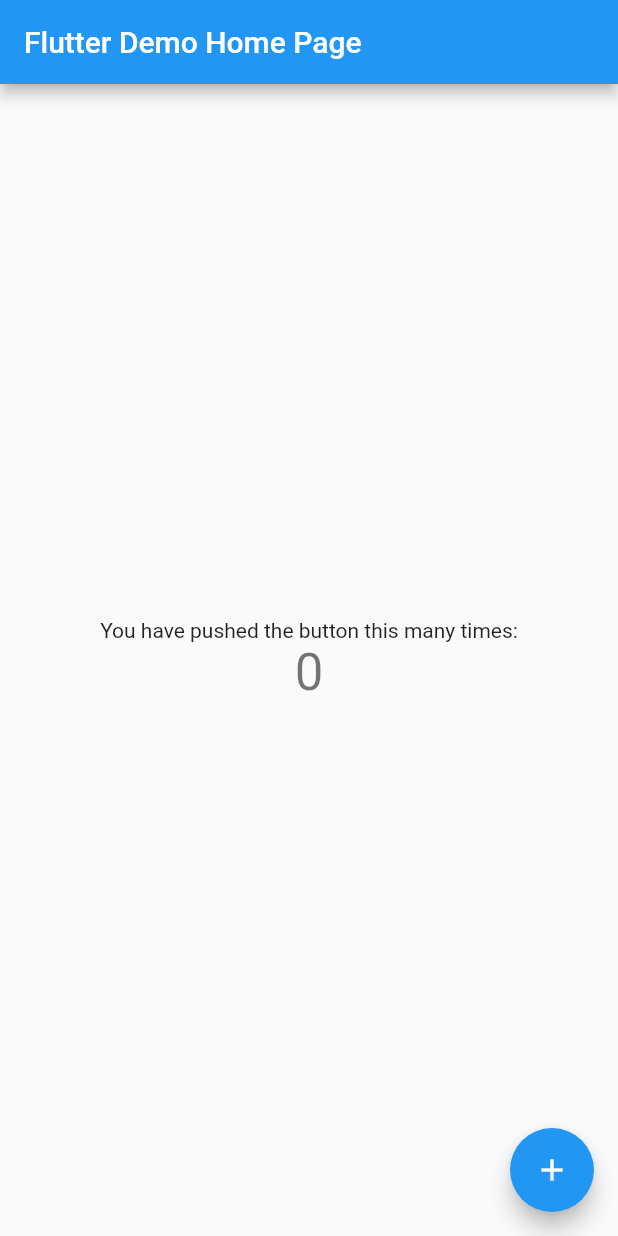
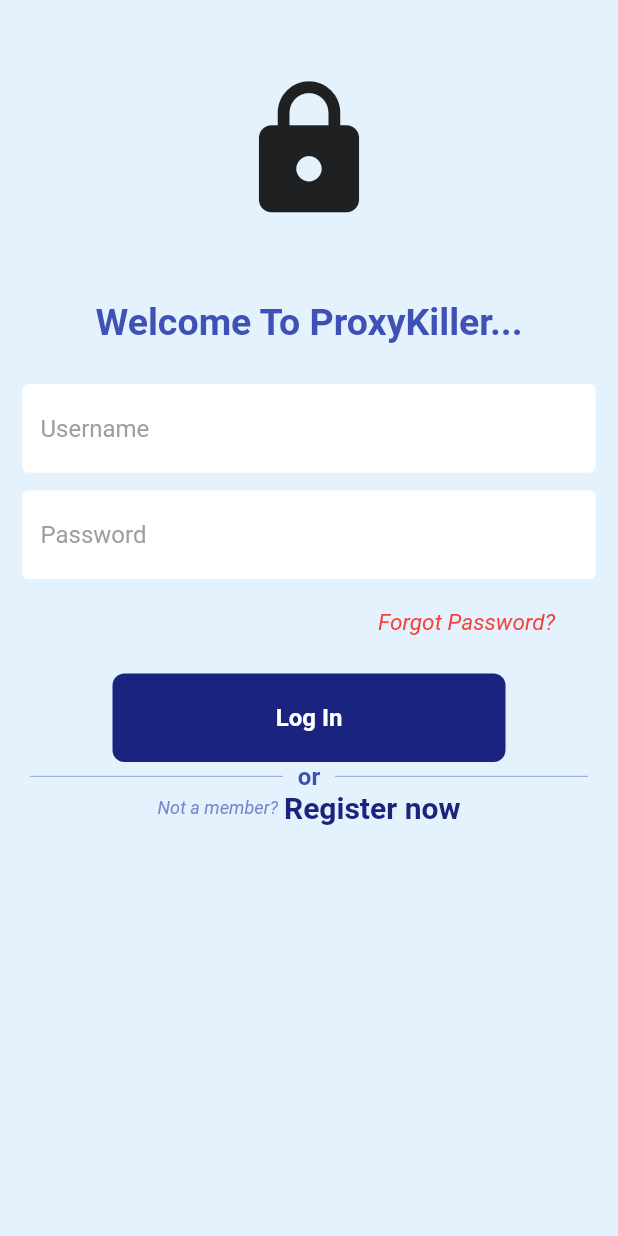
Before and after one commit to Alve-2019331050/proxy-killer, a Flutter app: the screen it shows after launch, on a phone screen of 412 x 824 dp. Run offline on Flutter 3.47's test engine with Material 2 defaults, Android fonts, the phone set to English and light mode, and no system bars; our stand-ins replace firebase_auth, firebase_core; accounts and stored records are empty.

Commit message:
added login

```diff
--- /dev/null
+++ b/lib/components/my_button.dart
@@ -0,0 +1,29 @@
+import 'package:flutter/material.dart';
+
+class MyButton extends StatelessWidget {
+  final Function()?onTap;
+
+  const MyButton({super.key, required this.onTap});
+
+  @override
+  Widget build(BuildContext context) {
+    return GestureDetector(
+      onTap: onTap,
+        child: Container(
+            padding: EdgeInsets.all(20),
+            margin: EdgeInsets.symmetric(horizontal: 75),
+            decoration: BoxDecoration(
+                color: Colors.indigo[900],
+                borderRadius: BorderRadius.circular(8)),
+            child: Center(
+              child: Text(
+                'Log In',
+                style: TextStyle(
+                  color: Colors.white,
+                  fontSize: 16,
+                  fontWeight: FontWeight.bold,
+                ),
+              ),
+            )));
+  }
+}
--- /dev/null
+++ b/lib/components/my_textfield.dart
@@ -0,0 +1,38 @@
+import 'package:flutter/material.dart';
+
+class MyTextField extends StatelessWidget{
+
+  final controller;
+  final String hintText;
+  final bool obscureText;
+
+  const MyTextField({
+    super.key,
+    required this.controller,
+    required this.hintText,
+    required this.obscureText,
+  });
+
+  @override
+  Widget build(BuildContext context){
+    return Padding(
+      padding: EdgeInsets.fromLTRB(15.0, 2.0, 15.0, 10.0),
+      child: TextField(
+        controller: controller,
+        obscureText : obscureText,
+        decoration: InputDecoration(
+          enabledBorder:OutlineInputBorder(
+              borderSide: BorderSide(color: Colors.white54)
+          ),
+          focusedBorder: OutlineInputBorder(
+            borderSide: BorderSide(color: Colors.black12),
+          ),
+          fillColor: Colors.white,
+          filled: true,
+          hintText: hintText,
+          hintStyle: TextStyle(color: Colors.grey[500]),
+        ),
+      ),
+    );
+  }
+}
--- a/lib/main.dart
+++ b/lib/main.dart
@@ -1,6 +1,11 @@
 import 'package:flutter/material.dart';
+import 'package:proxy_killer/screens/auth_page.dart';
+import 'package:proxy_killer/screens/login_page.dart';
+import 'package:firebase_core/firebase_core.dart';
 
-void main() {
+void main() async{
+  WidgetsFlutterBinding.ensureInitialized();
+  await Firebase.initializeApp();
   runApp(const MyApp());
 }
 
@@ -10,106 +15,8 @@ class MyApp extends StatelessWidget {
   // This widget is the root of your application.
   @override
   Widget build(BuildContext context) {
-    return MaterialApp(
-      title: 'Flutter Demo',
-      theme: ThemeData(
-        // This is the theme of your application.
-        //
-        // Try running your application with "flutter run". You'll see the
-        // application has a blue toolbar. Then, without quitting the app, try
-        // changing the primarySwatch below to Colors.green and then invoke
-        // "hot reload" (press "r" in the console where you ran "flutter run",
-        // or simply save your changes to "hot reload" in a Flutter IDE).
-        // Notice that the counter didn't reset back to zero; the application
-        // is not restarted.
-        primarySwatch: Colors.blue,
-      ),
-      home: const MyHomePage(title: 'Flutter Demo Home Page'),
+    return const MaterialApp(
+      home: AuthPage(),
     );
   }
 }
-
-class MyHomePage extends StatefulWidget {
-  const MyHomePage({super.key, required this.title});
-
-  // This widget is the home page of your application. It is stateful, meaning
-  // that it has a State object (defined below) that contains fields that affect
-  // how it looks.
-
-  // This class is the configuration for the state. It holds the values (in this
-  // case the title) provided by the parent (in this case the App widget) and
-  // used by the build method of the State. Fields in a Widget subclass are
-  // always marked "final".
-
-  final String title;
-
-  @override
-  State<MyHomePage> createState() => _MyHomePageState();
-}
-
-class _MyHomePageState extends State<MyHomePage> {
-  int _counter = 0;
-
-  void _incrementCounter() {
-    setState(() {
-      // This call to setState tells the Flutter framework that something has
-      // changed in this State, which causes it to rerun the build method below
-      // so that the display can reflect the updated values. If we changed
-      // _counter without calling setState(), then the build method would not be
-      // called again, and so nothing would appear to happen.
-      _counter++;
-    });
-  }
-
-  @override
-  Widget build(BuildContext context) {
-    // This method is rerun every time setState is called, for instance as done
-    // by the _incrementCounter method above.
-    //
-    // The Flutter framework has been optimized to make rerunning build methods
-    // fast, so that you can just rebuild anything that needs updating rather
-    // than having to individually change instances of widgets.
-    return Scaffold(
-      appBar: AppBar(
-        // Here we take the value from the MyHomePage object that was created by
-        // the App.build method, and use it to set our appbar title.
-        title: Text(widget.title),
-      ),
-      body: Center(
-        // Center is a layout widget. It takes a single child and positions it
-        // in the middle of the parent.
-        child: Column(
-          // Column is also a layout widget. It takes a list of children and
-          // arranges them vertically. By default, it sizes itself to fit its
-          // children horizontally, and tries to be as tall as its parent.
-          //
-          // Invoke "debug painting" (press "p" in the console, choose the
-          // "Toggle Debug Paint" action from the Flutter Inspector in Android
-          // Studio, or the "Toggle Debug Paint" command in Visual Studio Code)
-          // to see the wireframe for each widget.
-          //
-          // Column has various properties to control how it sizes itself and
-          // how it positions its children. Here we use mainAxisAlignment to
-          // center the children vertically; the main axis here is the vertical
-          // axis because Columns are vertical (the cross axis would be
-          // horizontal).
-          mainAxisAlignment: MainAxisAlignment.center,
-          children: <Widget>[
-            const Text(
-              'You have pushed the button this many times:',
-            ),
-            Text(
-              '$_counter',
-              style: Theme.of(context).textTheme.headline4,
-            ),
-          ],
-        ),
-      ),
-      floatingActionButton: FloatingActionButton(
-        onPressed: _incrementCounter,
-        tooltip: 'Increment',
-        child: const Icon(Icons.add),
-      ), // This trailing comma makes auto-formatting nicer for build methods.
-    );
-  }
-}
--- /dev/null
+++ b/lib/screens/auth_page.dart
@@ -0,0 +1,28 @@
+import 'package:firebase_auth/firebase_auth.dart';
+import 'package:flutter/material.dart';
+import 'package:proxy_killer/screens/login_page.dart';
+
+import 'home_page.dart';
+
+class AuthPage extends StatelessWidget{
+  const AuthPage({super.key});
+
+  @override
+  Widget build(BuildContext context){
+    return Scaffold(
+      body: StreamBuilder<User?>(
+        stream: FirebaseAuth.instance.authStateChanges(),
+        builder: (context,snapshot){
+          if(snapshot.hasData){
+            //user logged in
+            return HomePage();
+          }else{
+            //user NOT logged in
+            return LoginPage();
+          }
+
+        },
+      ),
+    );
+  }
+}
--- /dev/null
+++ b/lib/screens/login_page.dart
@@ -0,0 +1,254 @@
+import 'package:firebase_auth/firebase_auth.dart';
+import 'package:flutter/material.dart';
+import 'package:proxy_killer/components/my_textfield.dart';
+import 'package:proxy_killer/components/my_button.dart';
+
+import 'auth_page.dart';
+
+class LoginPage extends StatefulWidget {
+  LoginPage({super.key});
+
+  @override
+  State<LoginPage> createState() => _LoginPageState();
+}
+
+class _LoginPageState extends State<LoginPage> {
+  // text editing controllers
+  final emailController = TextEditingController();
+
+  final passwordController = TextEditingController();
+
+  //log user in method
+  void logUserIn() async {
+    //show loading circle
+    showDialog(
+      context: context,
+      builder: (context) {
+        return const Center(
+          child: CircularProgressIndicator(),
+        );
+      },
+    );
+
+    //shows Invalid Email message if wrong email given
+    void wrongEmailMessage() {
+      Widget okButton = ElevatedButton(
+        child: const Text("OK",style: TextStyle(color: Colors.white),),
+        onPressed:(){Navigator.of(context).pop();},
+      );
+      showDialog(
+        context: context,
+        builder: (context) {
+          return AlertDialog(
+              content: (SizedBox(
+            height: 150.0,
+            width: 30.0,
+            child: Padding(
+              padding: const EdgeInsets.all(20.0),
+              child: ListView(
+                children: const <Widget>[
+                  Text(
+                    'Login Failed',
+                    style: TextStyle(
+                      fontWeight: FontWeight.bold,
+                      fontSize: 30.0,
+                    ),
+                  ),
+                  SizedBox(height: 15.0),
+                  Text(
+                    "Sorry, we can't find an account with this email address.",
+                    style: TextStyle(
+                      fontSize: 15.0,
+                    ),
+                  ),
+                  SizedBox(height: 15.0),
+                ],
+              ),
+            ),
+          )),actions: [
+            okButton,
+          ],
+          );
+        },
+      );
+    }
+
+    //shows Wrong Password message if wrong password given
+    void wrongPasswordMessage() {
+      Widget okButton = ElevatedButton(
+        child: const Text("OK",style: TextStyle(color: Colors.white),),
+        onPressed:(){Navigator.of(context).pop();},
+      );
+      showDialog(
+        context: context,
+        builder: (context) {
+          return AlertDialog(
+            content: (SizedBox(
+              height: 150.0,
+              width: 30.0,
+              child: Padding(
+                padding: const EdgeInsets.all(20.0),
+                child: ListView(
+                  children: const <Widget>[
+                    Text(
+                      'Incorrect Password',
+                      style: TextStyle(
+                        fontWeight: FontWeight.bold,
+                        fontSize: 30.0,
+                      ),
+                    ),
+                    SizedBox(height: 15.0),
+                    Text(
+                      "The password you entered is incorrect. Please try again later.",
+                      style: TextStyle(
+                        fontSize: 15.0,
+                      ),
+                    ),
+                    SizedBox(height: 15.0),
+                  ],
+                ),
+              ),
+            )),actions: [
+            okButton, //bug: ok button when pressed not working
+          ],
+          );
+        },
+      );
+    }
+
+    //logging in
+    try {
+      await FirebaseAuth.instance.signInWithEmailAndPassword(
+        email: emailController.text,
+        password: passwordController.text,
+      );
+      //pop the loading circle
+      Navigator.pop(context);
+    } on FirebaseAuthException catch (e) {
+      //pop the loading circle
+      Navigator.pop(context);
+      if (e.code == 'user-not-found') {
+        wrongEmailMessage();
+      } else if (e.code == 'wrong-password') {
+        wrongPasswordMessage();
+      }
+    }
+  }
+
+  @override
+  Widget build(BuildContext context) {
+    return Scaffold(
+      backgroundColor: Colors.blue[50],
+      body: SafeArea(
+        child: Center(
+          child: Column(children: [
+            const SizedBox(height: 50),
+            //logo
+            const Icon(
+              Icons.lock,
+              size: 100,
+            ),
+
+            const SizedBox(height: 50),
+
+            //welcome text
+            const Text(
+              'Welcome To ProxyKiller...',
+              style: TextStyle(
+                color: Colors.indigo,
+                fontSize: 25,
+                fontWeight: FontWeight.bold,
+              ),
+            ),
+
+            const SizedBox(height: 25),
+
+            //username textfield
+            MyTextField(
+              hintText: "Username",
+              controller: emailController,
+              obscureText: false,
+            ),
+
+            //password textfield
+            MyTextField(
+              controller: passwordController,
+              hintText: 'Password',
+              obscureText: true,
+            ),
+
+            const SizedBox(height: 10),
+
+            //forgot password?
+            Padding(
+              padding: const EdgeInsets.only(left: 210.0),
+              child: Text(
+                'Forgot Password?',
+                style: TextStyle(
+                  fontSize: 15,
+                  color: Colors.red[500],
+                  fontStyle: FontStyle.italic,
+                ),
+              ),
+            ),
+
+            const SizedBox(height: 25),
+
+            //sign in button
+            MyButton(
+              onTap: logUserIn,
+            ),
+            //or
+            Padding(
+              padding: const EdgeInsets.symmetric(horizontal: 20.0),
+              child: Row(
+                children: [
+                  Expanded(
+                      child: Divider(
+                    thickness: 0.5,
+                    color: Colors.indigo[300],
+                  )),
+                  const Padding(
+                    padding: EdgeInsets.symmetric(horizontal: 10.0),
+                    child: Text(
+                      'or',
+                      style: TextStyle(
+                          color: Colors.indigo,
+                          fontWeight: FontWeight.bold,
+                          fontSize: 16),
+                    ),
+                  ),
+                  Expanded(
+                      child: Divider(
+                    thickness: 0.5,
+                    color: Colors.indigo[300],
+                  )),
+                ],
+              ),
+            ),
+            //register
+            Row(
+              mainAxisAlignment: MainAxisAlignment.center,
+              children: [
+                Text('Not a member?',
+                    style: TextStyle(
+                      color: Colors.indigo[300],
+                      fontStyle: FontStyle.italic,
+                      fontSize: 12,
+                    )),
+                const SizedBox(width: 4),
+                Text(
+                  'Register now',
+                  style: TextStyle(
+                      color: Colors.indigo[900],
+                      fontSize: 20,
+                      fontWeight: FontWeight.bold),
+                ),
+              ],
+            ),
+          ]),
+        ),
+      ),
+    );
+  }
+}
```
Also changed, not shown: lib/screens/home_page.dart (added, +29 -0 lines).
